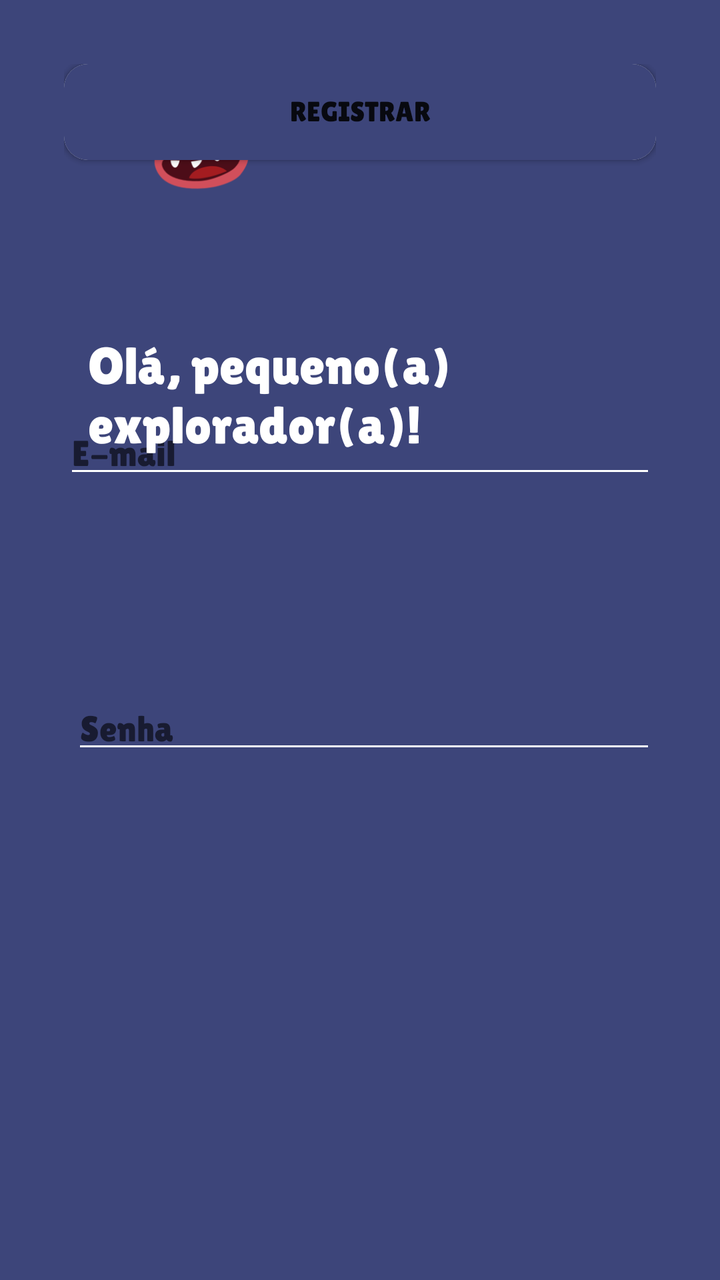
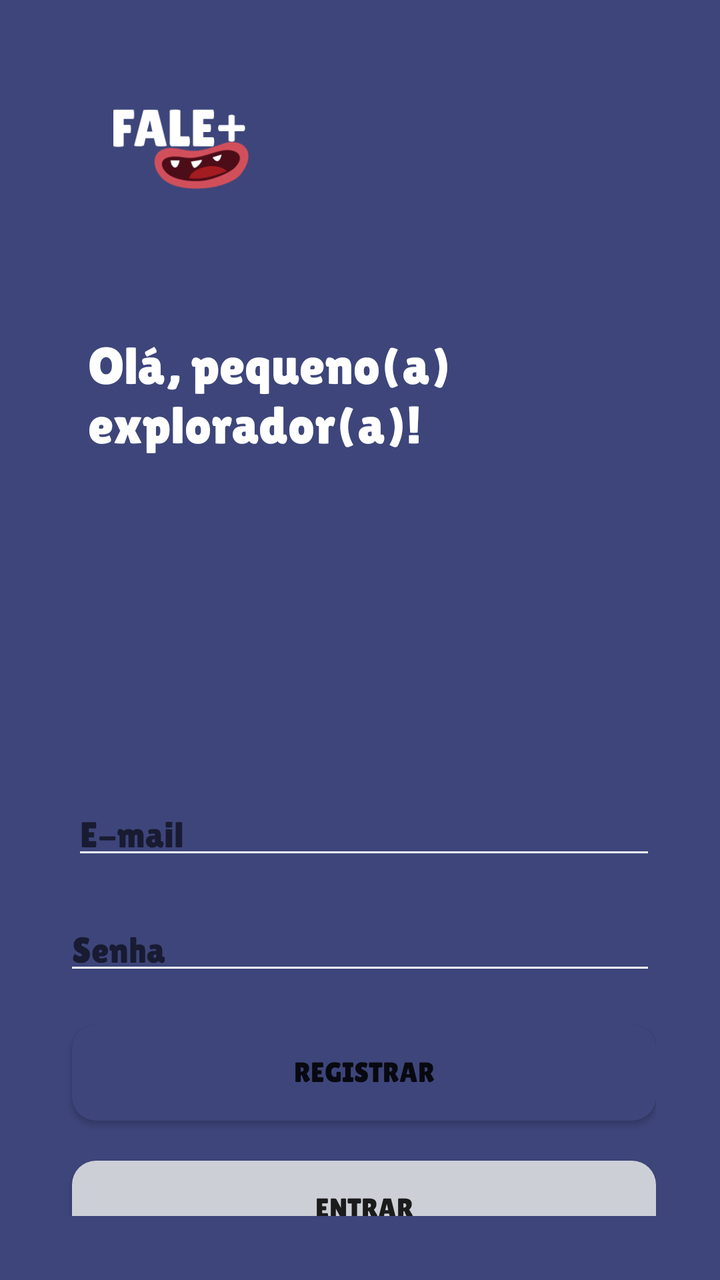

Screens rendered from an Android XML layout before and after an edit, with the pre-edit source and the edit as a unified diff.
<!-- AndroidManifest.xml: activity theme Theme.Fale -->
<!-- res/layout/activity_login.xml -->
<?xml version="1.0" encoding="utf-8"?>
<androidx.constraintlayout.widget.ConstraintLayout

    xmlns:android="http://schemas.android.com/apk/res/android"
    xmlns:app="http://schemas.android.com/apk/res-auto"
    xmlns:tools="http://schemas.android.com/tools"
    android:layout_width="match_parent"
    android:layout_height="match_parent"
    android:background="#3D457A"
    android:backgroundTint="#3D457A"
    android:gravity="center"
    android:orientation="vertical"
    android:padding="32dp">


    <EditText
        android:id="@+id/etEmail"
        android:layout_width="match_parent"
        android:layout_height="wrap_content"
        android:layout_marginBottom="364dp"
        android:backgroundTint="#FFFFFF"
        android:fontFamily="@font/lilita_oone"
        android:hint="E-mail"
        android:inputType="textEmailAddress"
        android:textColorLink="#FFFFFF"
        app:layout_constraintBottom_toBottomOf="parent"
        app:layout_constraintEnd_toEndOf="parent" />

    <EditText
        android:id="@+id/etSenha"
        android:layout_width="match_parent"
        android:layout_height="wrap_content"
        android:layout_marginStart="4dp"
        android:layout_marginTop="312dp"
        android:backgroundTint="#FFFFFF"
        android:fontFamily="@font/lilita_oone"
        android:hint="Senha"
        android:inputType="textPassword"
        android:textColorLink="#FFFFFF"
        app:layout_constraintStart_toStartOf="parent"
        app:layout_constraintTop_toTopOf="parent" />

    <Button
        android:id="@+id/btnLogin"
        android:layout_width="match_parent"
        android:layout_height="wrap_content"
        android:background="@drawable/menu_background_rounded"
        android:backgroundTint="#CDCFD7"
        android:fontFamily="@font/lilita_oone"
        android:text="Entrar"
        tools:layout_editor_absoluteX="93dp"
        tools:layout_editor_absoluteY="448dp" />

    <Button
        android:id="@+id/btnRegistrar"
        android:layout_width="match_parent"
        android:layout_height="wrap_content"
        android:background="@drawable/menu_background_rounded"
        android:fontFamily="@font/lilita_oone"
        android:text="Registrar"
        tools:layout_editor_absoluteX="100dp"
        tools:layout_editor_absoluteY="393dp" />

    <ImageView

        android:id="@+id/imageView11"
        android:layout_width="119dp"

        android:layout_height="85dp"
        android:contentDescription="@null"
        android:src="@drawable/logo"
        tools:layout_editor_absoluteX="114dp"
        tools:layout_editor_absoluteY="3dp" />

    <TextView
        android:id="@+id/tvLogin"

        android:layout_width="349dp"
        android:layout_height="185dp"
        android:layout_marginStart="12dp"
        android:layout_marginTop="136dp"
        android:background="#00F6F6F6"
        android:fontFamily="@font/lilita_oone"
        android:text="Olá, pequeno(a) explorador(a)!"
        android:textColor="#FFFFFF"
        android:textSize="26dp"
        app:layout_constraintStart_toStartOf="parent"
        app:layout_constraintTop_toTopOf="parent" />


</androidx.constraintlayout.widget.ConstraintLayout>
<!-- resources referenced by this layout -->
<resources>
  <!-- drawable logo: png bitmap (drawable, 9404 bytes) -->
  <!-- drawable menu_background_rounded (drawable) -->
  <?xml version="1.0" encoding="utf-8"?>
  <shape xmlns:android="http://schemas.android.com/apk/res/android"
  android:shape="rectangle">
  
  <solid android:color="#3D457A" /> <corners android:radius="12dp" /> </shape>
  <style name="Theme.Fale" parent="Theme.MaterialComponents.DayNight.DarkActionBar">
          
          <item name="colorPrimary">@color/purple_500</item>
          <item name="colorPrimaryVariant">@color/purple_700</item>
          <item name="colorOnPrimary">@color/white</item>
          
          <item name="colorSecondary">@color/teal_200</item>
          <item name="colorSecondaryVariant">@color/teal_700</item>
          <item name="colorOnSecondary">@color/black</item>
          
          <item name="android:statusBarColor">?attr/colorPrimaryVariant</item>
          
      </style>
  <color name="purple_500">#FF6200EE</color>
  <color name="purple_700">#FF3700B3</color>
  <color name="white">#FFFFFFFF</color>
  <color name="teal_200">#FF03DAC5</color>
  <color name="teal_700">#FF018786</color>
  <color name="black">#FF000000</color>
</resources>

<!-- the commit's change to res/layout/activity_login.xml (unified diff, before → after) -->
@@ -17,49 +17,53 @@
         android:id="@+id/etEmail"
         android:layout_width="match_parent"
         android:layout_height="wrap_content"
-        android:layout_marginBottom="364dp"
+        android:layout_marginStart="4dp"
+        android:layout_marginTop="44dp"
         android:backgroundTint="#FFFFFF"
         android:fontFamily="@font/lilita_oone"
         android:hint="E-mail"
         android:inputType="textEmailAddress"
         android:textColorLink="#FFFFFF"
-        app:layout_constraintBottom_toBottomOf="parent"
-        app:layout_constraintEnd_toEndOf="parent" />
+        app:layout_constraintStart_toStartOf="parent"
+        app:layout_constraintTop_toBottomOf="@+id/tvLogin" />
 
     <EditText
         android:id="@+id/etSenha"
         android:layout_width="match_parent"
         android:layout_height="wrap_content"
-        android:layout_marginStart="4dp"
-        android:layout_marginTop="312dp"
+        android:layout_marginTop="20dp"
         android:backgroundTint="#FFFFFF"
         android:fontFamily="@font/lilita_oone"
         android:hint="Senha"
         android:inputType="textPassword"
         android:textColorLink="#FFFFFF"
         app:layout_constraintStart_toStartOf="parent"
-        app:layout_constraintTop_toTopOf="parent" />
+        app:layout_constraintTop_toBottomOf="@+id/etEmail" />
 
     <Button
         android:id="@+id/btnLogin"
         android:layout_width="match_parent"
         android:layout_height="wrap_content"
+        android:layout_marginStart="4dp"
+        android:layout_marginTop="20dp"
         android:background="@drawable/menu_background_rounded"
         android:backgroundTint="#CDCFD7"
         android:fontFamily="@font/lilita_oone"
         android:text="Entrar"
-        tools:layout_editor_absoluteX="93dp"
-        tools:layout_editor_absoluteY="448dp" />
+        app:layout_constraintStart_toStartOf="parent"
+        app:layout_constraintTop_toBottomOf="@+id/btnRegistrar" />
 
     <Button
         android:id="@+id/btnRegistrar"
         android:layout_width="match_parent"
         android:layout_height="wrap_content"
+        android:layout_marginStart="4dp"
+        android:layout_marginTop="20dp"
         android:background="@drawable/menu_background_rounded"
         android:fontFamily="@font/lilita_oone"
         android:text="Registrar"
-        tools:layout_editor_absoluteX="100dp"
-        tools:layout_editor_absoluteY="393dp" />
+        app:layout_constraintStart_toStartOf="parent"
+        app:layout_constraintTop_toBottomOf="@+id/etSenha" />
 
     <ImageView
 
